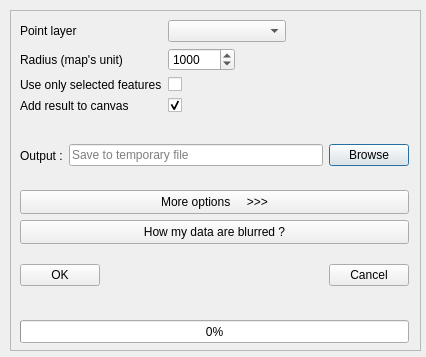
Old version of the form ui_blurring.ui in the repository Gustry/Blurring.
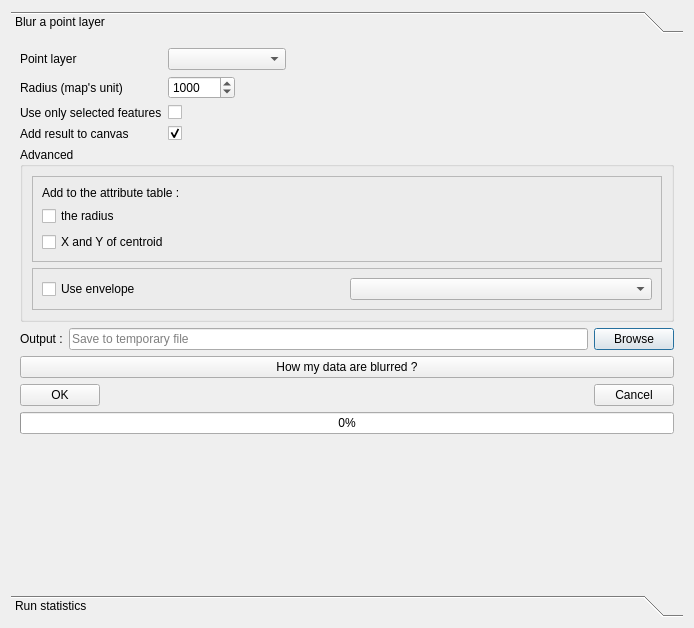
New version of the form. Custom widgets are drawn as their Qt base class.

Diff of the .ui file:
```diff
--- a/ui_blurring.ui
+++ b/ui_blurring.ui
@@ -9,8 +9,8 @@
    <rect>
     <x>0</x>
     <y>0</y>
-    <width>426</width>
-    <height>357</height>
+    <width>694</width>
+    <height>628</height>
    </rect>
   </property>
   <property name="sizePolicy">
@@ -25,74 +25,26 @@
   <property name="windowTitle">
    <string notr="true">Blurring</string>
   </property>
-  <widget class="QFrame" name="frame_2">
-   <property name="geometry">
-    <rect>
-     <x>430</x>
-     <y>150</y>
-     <width>351</width>
-     <height>61</height>
-    </rect>
-   </property>
-   <property name="sizePolicy">
-    <sizepolicy hsizetype="Expanding" vsizetype="Preferred">
-     <horstretch>0</horstretch>
-     <verstretch>0</verstretch>
-    </sizepolicy>
-   </property>
-   <property name="frameShape">
-    <enum>QFrame::StyledPanel</enum>
-   </property>
-   <property name="frameShadow">
-    <enum>QFrame::Raised</enum>
-   </property>
-   <widget class="QWidget" name="horizontalLayoutWidget">
-    <property name="geometry">
-     <rect>
-      <x>10</x>
-      <y>10</y>
-      <width>331</width>
-      <height>41</height>
-     </rect>
-    </property>
-    <layout class="QHBoxLayout" name="horizontalLayout_3">
+  <layout class="QVBoxLayout" name="verticalLayout_5">
      <item>
-      <widget class="QCheckBox" name="checkBox_envelope">
-       <property name="text">
-        <string>Use envelope</string>
-       </property>
-      </widget>
-     </item>
-     <item>
-      <widget class="QComboBox" name="comboBox_envelope"/>
-     </item>
-    </layout>
-   </widget>
-  </widget>
-  <widget class="QFrame" name="frame_3">
+    <widget class="QToolBox" name="toolBox">
+     <property name="currentIndex">
+      <number>0</number>
+     </property>
+     <widget class="QWidget" name="page">
    <property name="geometry">
     <rect>
-     <x>10</x>
-     <y>10</y>
-     <width>411</width>
-     <height>341</height>
-    </rect>
-   </property>
-   <property name="frameShape">
-    <enum>QFrame::StyledPanel</enum>
-   </property>
-   <property name="frameShadow">
-    <enum>QFrame::Raised</enum>
-   </property>
-   <widget class="QWidget" name="">
-    <property name="geometry">
-     <rect>
-      <x>10</x>
-      <y>10</y>
-      <width>389</width>
-      <height>103</height>
-     </rect>
-    </property>
+        <x>0</x>
+        <y>0</y>
+        <width>676</width>
+        <height>556</height>
+       </rect>
+      </property>
+      <attribute name="label">
+       <string>Blur a point layer</string>
+      </attribute>
+      <layout class="QVBoxLayout" name="verticalLayout_4">
+       <item>
     <layout class="QFormLayout" name="formLayout">
      <property name="fieldGrowthPolicy">
       <enum>QFormLayout::ExpandingFieldsGrow</enum>
@@ -193,16 +145,88 @@
       </widget>
      </item>
     </layout>
-   </widget>
-   <widget class="QWidget" name="">
-    <property name="geometry">
-     <rect>
-      <x>10</x>
-      <y>120</y>
-      <width>389</width>
-      <height>51</height>
-     </rect>
-    </property>
+       </item>
+       <item>
+        <widget class="QgsCollapsibleGroupBox" name="groupBox_advanced">
+         <property name="title">
+          <string>Advanced</string>
+         </property>
+         <layout class="QVBoxLayout" name="verticalLayout_2">
+          <item>
+           <widget class="QFrame" name="frame">
+            <property name="frameShape">
+             <enum>QFrame::StyledPanel</enum>
+            </property>
+            <property name="frameShadow">
+             <enum>QFrame::Raised</enum>
+            </property>
+            <layout class="QVBoxLayout" name="verticalLayout">
+             <item>
+              <widget class="QLabel" name="label_6">
+               <property name="text">
+                <string>Add to the attribute table :</string>
+               </property>
+              </widget>
+             </item>
+             <item>
+              <widget class="QCheckBox" name="checkBox_exportRadius">
+               <property name="text">
+                <string>the radius</string>
+               </property>
+              </widget>
+             </item>
+             <item>
+              <widget class="QCheckBox" name="checkBox_exportCentroid">
+               <property name="text">
+                <string>X and Y of centroid</string>
+               </property>
+              </widget>
+             </item>
+            </layout>
+           </widget>
+          </item>
+          <item>
+           <widget class="QFrame" name="frame_2">
+            <property name="sizePolicy">
+             <sizepolicy hsizetype="Expanding" vsizetype="Preferred">
+              <horstretch>0</horstretch>
+              <verstretch>0</verstretch>
+             </sizepolicy>
+            </property>
+            <property name="frameShape">
+             <enum>QFrame::StyledPanel</enum>
+            </property>
+            <property name="frameShadow">
+             <enum>QFrame::Raised</enum>
+            </property>
+            <layout class="QVBoxLayout" name="verticalLayout_3">
+             <item>
+              <layout class="QHBoxLayout" name="horizontalLayout_3">
+               <item>
+                <widget class="QCheckBox" name="checkBox_envelope">
+                 <property name="text">
+                  <string>Use envelope</string>
+                 </property>
+                </widget>
+               </item>
+               <item>
+                <widget class="QComboBox" name="comboBox_envelope">
+                 <property name="sizeAdjustPolicy">
+                  <enum>QComboBox::AdjustToMinimumContentsLength</enum>
+                 </property>
+                </widget>
+               </item>
+              </layout>
+             </item>
+            </layout>
+           </widget>
+          </item>
+         </layout>
+         <zorder>frame_2</zorder>
+         <zorder>frame</zorder>
+        </widget>
+       </item>
+       <item>
     <layout class="QHBoxLayout" name="horizontalLayout">
      <item>
       <widget class="QLabel" name="label_5">
@@ -235,29 +259,15 @@
       </widget>
      </item>
     </layout>
-   </widget>
-   <widget class="QPushButton" name="pushButton_advanced">
-    <property name="geometry">
-     <rect>
-      <x>10</x>
-      <y>180</y>
-      <width>389</width>
-      <height>24</height>
-     </rect>
-    </property>
+       </item>
+       <item>
+        <widget class="QPushButton" name="pushButton_help">
     <property name="text">
-     <string>More options     &gt;&gt;&gt;</string>
-    </property>
-   </widget>
-   <widget class="QWidget" name="">
-    <property name="geometry">
-     <rect>
-      <x>10</x>
-      <y>240</y>
-      <width>389</width>
-      <height>51</height>
-     </rect>
-    </property>
+          <string>How my data are blurred ?</string>
+         </property>
+        </widget>
+       </item>
+       <item>
     <layout class="QHBoxLayout" name="horizontalLayout_2">
      <item>
       <widget class="QPushButton" name="pushButton_ok">
@@ -287,29 +297,9 @@
       </widget>
      </item>
     </layout>
-   </widget>
-   <widget class="QPushButton" name="pushButton_help">
-    <property name="geometry">
-     <rect>
-      <x>10</x>
-      <y>210</y>
-      <width>389</width>
-      <height>24</height>
-     </rect>
-    </property>
-    <property name="text">
-     <string>How my data are blurred ?</string>
-    </property>
-   </widget>
+       </item>
+       <item>
    <widget class="QProgressBar" name="progressBar_progression">
-    <property name="geometry">
-     <rect>
-      <x>10</x>
-      <y>310</y>
-      <width>389</width>
-      <height>23</height>
-     </rect>
-    </property>
     <property name="value">
      <number>0</number>
     </property>
@@ -317,70 +307,86 @@
      <enum>Qt::Horizontal</enum>
     </property>
    </widget>
-  </widget>
-  <widget class="QFrame" name="frame">
-   <property name="geometry">
-    <rect>
-     <x>430</x>
-     <y>10</y>
-     <width>351</width>
-     <height>131</height>
-    </rect>
-   </property>
-   <property name="sizePolicy">
-    <sizepolicy hsizetype="Expanding" vsizetype="Preferred">
-     <horstretch>0</horstretch>
-     <verstretch>0</verstretch>
-    </sizepolicy>
-   </property>
-   <property name="frameShape">
-    <enum>QFrame::StyledPanel</enum>
-   </property>
-   <property name="frameShadow">
-    <enum>QFrame::Raised</enum>
-   </property>
-   <widget class="QLabel" name="label_6">
-    <property name="geometry">
-     <rect>
-      <x>20</x>
-      <y>10</y>
-      <width>231</width>
-      <height>21</height>
-     </rect>
-    </property>
-    <property name="text">
-     <string>Add to the attribute table :</string>
-    </property>
-   </widget>
-   <widget class="QSplitter" name="splitter">
-    <property name="geometry">
-     <rect>
-      <x>10</x>
-      <y>40</y>
-      <width>188</width>
-      <height>71</height>
-     </rect>
-    </property>
+       </item>
+       <item>
+        <spacer name="verticalSpacer">
     <property name="orientation">
      <enum>Qt::Vertical</enum>
     </property>
-    <widget class="QCheckBox" name="checkBox_exportRadius">
+         <property name="sizeHint" stdset="0">
+          <size>
+           <width>17</width>
+           <height>345</height>
+          </size>
+         </property>
+        </spacer>
+       </item>
+      </layout>
+      <zorder></zorder>
+      <zorder>verticalSpacer</zorder>
+      <zorder>progressBar_progression</zorder>
+      <zorder>pushButton_help</zorder>
+      <zorder>groupBox_advanced</zorder>
+      <zorder></zorder>
+     </widget>
+     <widget class="QWidget" name="page_2">
+      <property name="geometry">
+       <rect>
+        <x>0</x>
+        <y>0</y>
+        <width>171</width>
+        <height>91</height>
+       </rect>
+      </property>
+      <attribute name="label">
+       <string>Run statistics</string>
+      </attribute>
+      <layout class="QVBoxLayout" name="verticalLayout_6">
+       <item>
+        <layout class="QFormLayout" name="formLayout_2">
+         <item row="0" column="0">
+          <widget class="QLabel" name="label_7">
      <property name="text">
-      <string>the radius</string>
-     </property>
-    </widget>
-    <widget class="QCheckBox" name="checkBox_exportCentroid">
+            <string>Blurred layer</string>
+           </property>
+          </widget>
+         </item>
+         <item row="0" column="1">
+          <widget class="QComboBox" name="comboBox_layerAlreadyBlurred"/>
+         </item>
+         <item row="1" column="1">
+          <widget class="QComboBox" name="comboBox_layer_statistics"/>
+         </item>
+         <item row="1" column="0">
+          <widget class="QLabel" name="label_8">
      <property name="text">
-      <string>X and Y of centroid</string>
-     </property>
-    </widget>
-   </widget>
-  </widget>
-  <zorder>frame_2</zorder>
-  <zorder>frame_3</zorder>
-  <zorder>frame</zorder>
-  <zorder>verticalLayoutWidget</zorder>
- </widget>
+            <string>Statistic layer</string>
+           </property>
+          </widget>
+         </item>
+        </layout>
+       </item>
+       <item>
+        <widget class="QDialogButtonBox" name="buttonBox_stats">
+         <property name="standardButtons">
+          <set>QDialogButtonBox::Cancel|QDialogButtonBox::Ok</set>
+         </property>
+        </widget>
+       </item>
+      </layout>
+     </widget>
+    </widget>
+   </item>
+  </layout>
+ </widget>
+ <customwidgets>
+  <customwidget>
+   <class>QgsCollapsibleGroupBox</class>
+   <extends>QGroupBox</extends>
+   <header>qgis/gui.h</header>
+   <container>1</container>
+  </customwidget>
+ </customwidgets>
  <resources/>
  <connections/>
 </ui>
```
Lines whose indentation alone changed are shown as unchanged.
